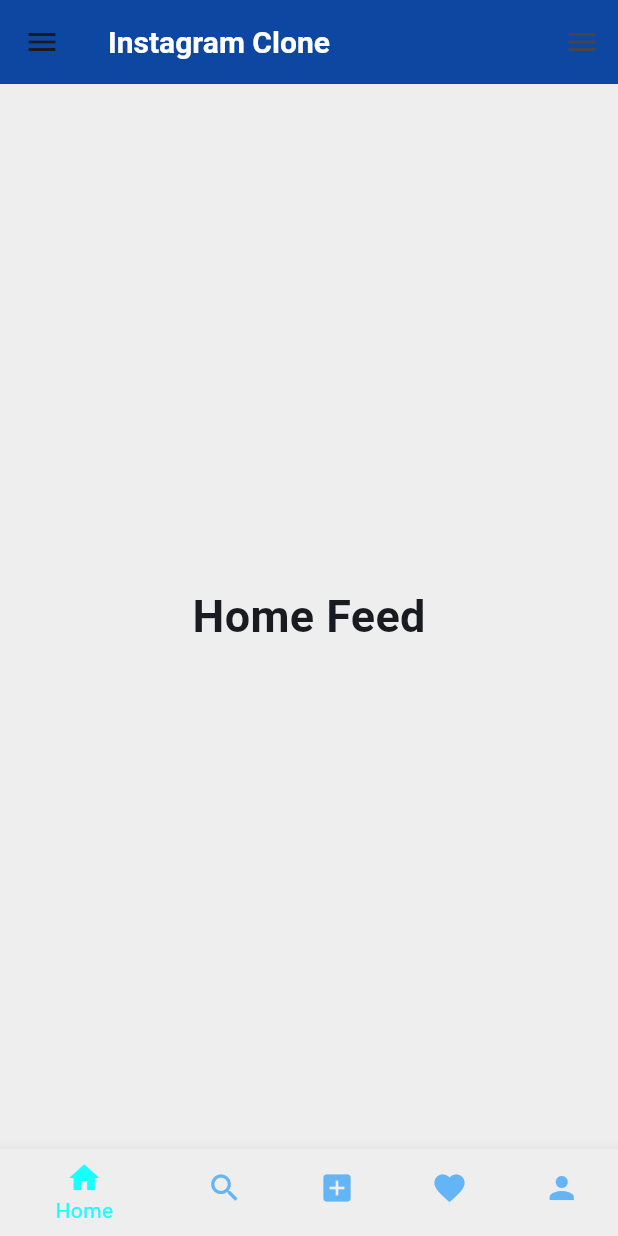
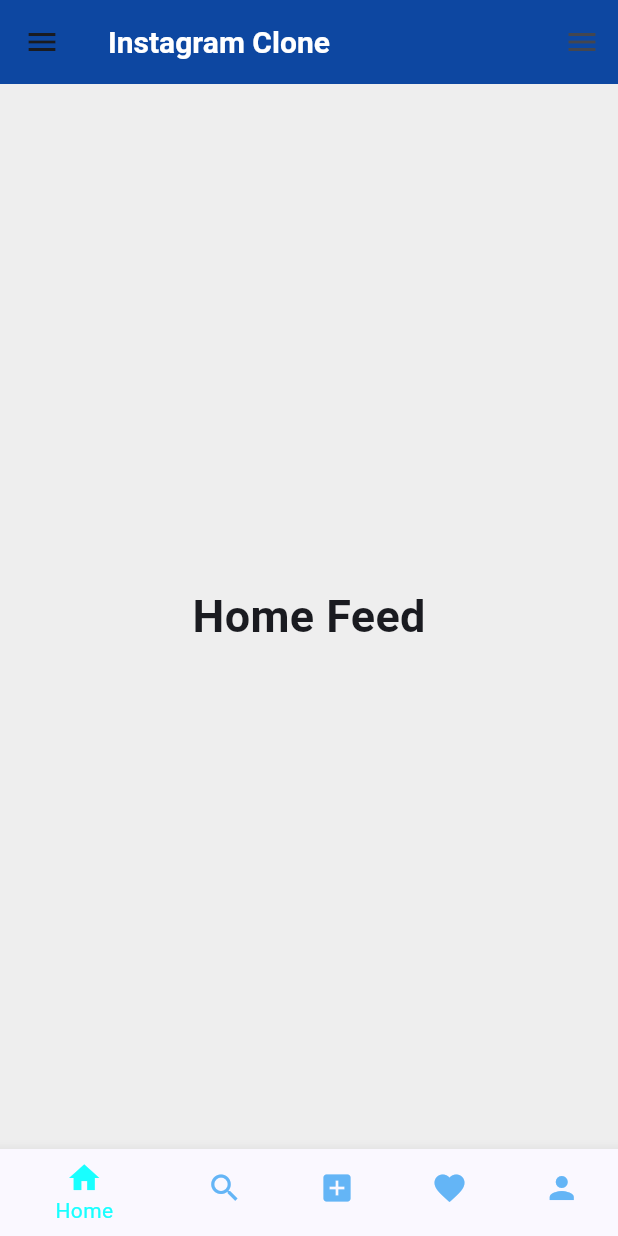
Before and after one commit to Eric-Mai-25/Snapbook, a Flutter app: the screen it shows after launch, on a phone screen of 412 x 824 dp. Run offline on Flutter 3.47's test engine with Material 3 defaults, Android fonts, the phone set to English and light mode, and no system bars.

Commit message:
working on settings

```diff
--- a/snap_book/lib/main.dart
+++ b/snap_book/lib/main.dart
@@ -29,7 +29,7 @@
           seedColor: Colors.blue[900]!,
           primary: Colors.blue[900]!,
           secondary: Colors.cyanAccent,
-          surface: Colors.grey[200]!,
+          background: Colors.grey[200]!,
           brightness: _isDarkMode ? Brightness.dark : Brightness.light,
         ),
         useMaterial3: true,
@@ -127,6 +127,8 @@
     return Scaffold(
       appBar: AppBar(
         title: Text(widget.title),
+        // Explicitly set the leading property to null to remove the left icon
+        leading: null,
         actions: [
           Builder(
             builder: (context) => IconButton(
```
Also changed, not shown: snap_book/flutter_01.png (added).
